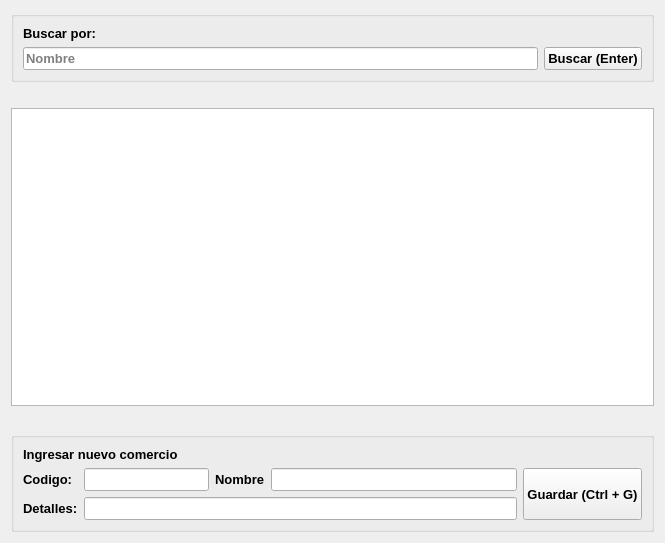
Before: the Qt Designer form gui/listas/listaUsuarios.ui in shae-ra/sindicato, drawn with Qt 5.
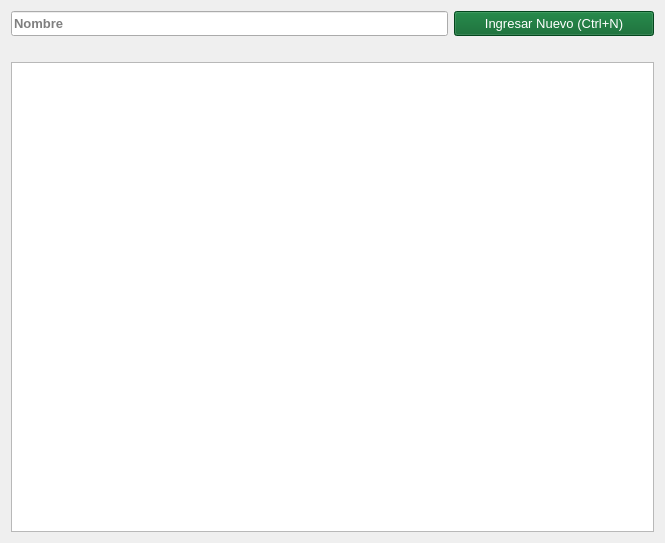
After: the same form once the commit is applied. Icons and pictures are not drawn.

Patch:
```diff
--- a/gui/listas/listaUsuarios.ui
+++ b/gui/listas/listaUsuarios.ui
@@ -13,112 +13,91 @@
   <property name="windowTitle">
    <string/>
   </property>
-  <layout class="QGridLayout" name="gridLayout_5">
+  <layout class="QGridLayout" name="gridLayout">
    <item row="0" column="0">
-    <layout class="QGridLayout" name="gridLayout_2" rowstretch="5,5,80,0,5,0">
+    <layout class="QGridLayout" name="gridLayout_2" rowstretch="5,0,95">
      <item row="0" column="0" colspan="2">
-      <widget class="QGroupBox" name="groupBox_2">
+      <widget class="QLineEdit" name="ln_buscar">
+       <property name="sizePolicy">
+        <sizepolicy hsizetype="Expanding" vsizetype="Expanding">
+         <horstretch>0</horstretch>
+         <verstretch>0</verstretch>
+        </sizepolicy>
+       </property>
        <property name="font">
         <font>
          <family>MS Shell Dlg 2</family>
          <pointsize>10</pointsize>
          <weight>75</weight>
          <bold>true</bold>
+        </font>
+       </property>
+       <property name="mouseTracking">
+        <bool>false</bool>
+       </property>
+       <property name="text">
+        <string/>
+       </property>
+       <property name="frame">
+        <bool>true</bool>
+       </property>
+       <property name="placeholderText">
+        <string>Nombre</string>
+       </property>
+      </widget>
+     </item>
+     <item row="0" column="2">
+      <widget class="QPushButton" name="btn_nuevo">
+       <property name="sizePolicy">
+        <sizepolicy hsizetype="Expanding" vsizetype="Fixed">
+         <horstretch>0</horstretch>
+         <verstretch>0</verstretch>
+        </sizepolicy>
+       </property>
+       <property name="maximumSize">
+        <size>
+         <width>200</width>
+         <height>200</height>
+        </size>
+       </property>
+       <property name="font">
+        <font>
+         <family>MS Shell Dlg 2</family>
+         <pointsize>10</pointsize>
+         <weight>50</weight>
+         <bold>false</bold>
         </font>
        </property>
        <property name="styleSheet">
-        <string notr="true"/>
+        <string notr="true">#btn_nuevo{
+background-color:#046228;
+color: #ffffff
+}
+
+#btn_nuevo:hover{
+background-color:#149144;
+}
+</string>
        </property>
-       <property name="title">
-        <string/>
+       <property name="text">
+        <string>Ingresar Nuevo (Ctrl+N)</string>
        </property>
-       <layout class="QGridLayout" name="gridLayout_3" columnstretch="90,10">
-        <item row="1" column="0">
-         <widget class="QLineEdit" name="ln_buscar">
-          <property name="sizePolicy">
-           <sizepolicy hsizetype="Expanding" vsizetype="Expanding">
-            <horstretch>0</horstretch>
-            <verstretch>0</verstretch>
-           </sizepolicy>
-          </property>
-          <property name="font">
-           <font>
-            <family>MS Shell Dlg 2</family>
-            <pointsize>10</pointsize>
-            <weight>75</weight>
-            <bold>true</bold>
-           </font>
-          </property>
-          <property name="mouseTracking">
-           <bool>false</bool>
-          </property>
-          <property name="text">
-           <string/>
-          </property>
-          <property name="frame">
-           <bool>true</bool>
-          </property>
-          <property name="placeholderText">
-           <string>Nombre</string>
-          </property>
-         </widget>
-        </item>
-        <item row="1" column="1">
-         <widget class="QPushButton" name="btn_buscar">
-          <property name="sizePolicy">
-           <sizepolicy hsizetype="Expanding" vsizetype="Expanding">
-            <horstretch>0</horstretch>
-            <verstretch>0</verstretch>
-           </sizepolicy>
-          </property>
-          <property name="font">
-           <font>
-            <family>MS Shell Dlg 2</family>
-            <pointsize>10</pointsize>
-            <weight>75</weight>
-            <bold>true</bold>
-           </font>
-          </property>
-          <property name="styleSheet">
-           <string notr="true"/>
-          </property>
-          <property name="text">
-           <string>Buscar (Enter)</string>
-          </property>
-          <property name="icon">
-           <iconset>
-            <normaloff>../../../../../.designer/iconos/search.ico</normaloff>../../../../../.designer/iconos/search.ico</iconset>
-          </property>
-          <property name="iconSize">
-           <size>
-            <width>15</width>
-            <height>15</height>
-           </size>
-          </property>
-         </widget>
-        </item>
-        <item row="0" column="0" colspan="2">
-         <widget class="QLabel" name="label_2">
-          <property name="font">
-           <font>
-            <family>MS Shell Dlg 2</family>
-            <pointsize>10</pointsize>
-            <weight>75</weight>
-            <bold>true</bold>
-           </font>
-          </property>
-          <property name="styleSheet">
-           <string notr="true"/>
-          </property>
-          <property name="text">
-           <string>Buscar por:</string>
-          </property>
-         </widget>
-        </item>
-       </layout>
+       <property name="icon">
+        <iconset>
+         <normaloff>../iconos/down.ico</normaloff>../iconos/down.ico</iconset>
+       </property>
+       <property name="iconSize">
+        <size>
+         <width>30</width>
+         <height>30</height>
+        </size>
+       </property>
+       <property name="shortcut">
+        <string>Ctrl+N</string>
+       </property>
       </widget>
      </item>
-     <item row="1" column="0" colspan="2">
+     <item row="1" column="0" colspan="3">
       <spacer name="horizontalSpacer">
        <property name="font">
         <font>
@@ -139,28 +118,7 @@
        </property>
       </spacer>
      </item>
-     <item row="3" column="0" colspan="2">
-      <spacer name="horizontalSpacer_4">
-       <property name="font">
-        <font>
-         <family>MS Shell Dlg 2</family>
-         <pointsize>10</pointsize>
-         <weight>75</weight>
-         <bold>true</bold>
-        </font>
-       </property>
-       <property name="orientation">
-        <enum>Qt::Horizontal</enum>
-       </property>
-       <property name="sizeHint" stdset="0">
-        <size>
-         <width>40</width>
-         <height>20</height>
-        </size>
-       </property>
-      </spacer>
-     </item>
-     <item row="2" column="0" colspan="2">
+     <item row="2" column="0" colspan="3">
       <widget class="QTableView" name="tbl_articulos">
        <property name="font">
         <font>
@@ -184,164 +142,6 @@
        </attribute>
       </widget>
      </item>
-     <item row="4" column="0" rowspan="2" colspan="2">
-      <widget class="QGroupBox" name="groupBox">
-       <property name="font">
-        <font>
-         <family>MS Shell Dlg 2</family>
-         <pointsize>10</pointsize>
-         <weight>75</weight>
-         <bold>true</bold>
-        </font>
-       </property>
-       <property name="title">
-        <string/>
-       </property>
-       <layout class="QGridLayout" name="gridLayout" columnstretch="90,10,0">
-        <item row="0" column="0" colspan="3">
-         <layout class="QGridLayout" name="gridLayout_4" columnstretch="0,0,0,0,0,0">
-          <item row="2" column="0">
-           <widget class="QLabel" name="label_5">
-            <property name="font">
-             <font>
-              <family>MS Shell Dlg 2</family>
-              <pointsize>10</pointsize>
-              <weight>75</weight>
-              <bold>true</bold>
-             </font>
-            </property>
-            <property name="text">
-             <string>Detalles:</string>
-            </property>
-           </widget>
-          </item>
-          <item row="1" column="4">
-           <widget class="QLineEdit" name="lineEdit_2">
-            <property name="font">
-             <font>
-              <family>MS Shell Dlg 2</family>
-              <pointsize>10</pointsize>
-              <weight>75</weight>
-              <bold>true</bold>
-             </font>
-            </property>
-           </widget>
-          </item>
-          <item row="2" column="1" colspan="4">
-           <widget class="QLineEdit" name="lineEdit_3">
-            <property name="font">
-             <font>
-              <family>MS Shell Dlg 2</family>
-              <pointsize>10</pointsize>
-              <weight>75</weight>
-              <bold>true</bold>
-             </font>
-            </property>
-           </widget>
-          </item>
-          <item row="1" column="5" rowspan="2">
-           <widget class="QPushButton" name="btn_nuevo">
-            <property name="sizePolicy">
-             <sizepolicy hsizetype="Fixed" vsizetype="Fixed">
-              <horstretch>0</horstretch>
-              <verstretch>0</verstretch>
-             </sizepolicy>
-            </property>
-            <property name="maximumSize">
-             <size>
-              <width>200</width>
-              <height>200</height>
-             </size>
-            </property>
-            <property name="font">
-             <font>
-              <family>MS Shell Dlg 2</family>
-              <pointsize>10</pointsize>
-              <weight>75</weight>
-              <bold>true</bold>
-             </font>
-            </property>
-            <property name="styleSheet">
-             <string notr="true"/>
-            </property>
-            <property name="text">
-             <string>Guardar (Ctrl + G)</string>
-            </property>
-            <property name="icon">
-             <iconset>
-              <normaloff>../../../../../.designer/iconos/save.ico</normaloff>../../../../../.designer/iconos/save.ico</iconset>
-            </property>
-            <property name="iconSize">
-             <size>
-              <width>30</width>
-              <height>30</height>
-             </size>
-            </property>
-            <property name="shortcut">
-             <string>Ctrl+N</string>
-            </property>
-           </widget>
-          </item>
-          <item row="1" column="2" colspan="2">
-           <widget class="QLabel" name="label_4">
-            <property name="font">
-             <font>
-              <family>MS Shell Dlg 2</family>
-              <pointsize>10</pointsize>
-              <weight>75</weight>
-              <bold>true</bold>
-             </font>
-            </property>
-            <property name="text">
-             <string>Nombre</string>
-            </property>
-           </widget>
-          </item>
-          <item row="1" column="0">
-           <widget class="QLabel" name="label_3">
-            <property name="font">
-             <font>
-              <family>MS Shell Dlg 2</family>
-              <pointsize>10</pointsize>
-              <weight>75</weight>
-              <bold>true</bold>
-             </font>
-            </property>
-            <property name="text">
-             <string>Codigo:</string>
-            </property>
-           </widget>
-          </item>
-          <item row="1" column="1">
-           <widget class="QLineEdit" name="lineEdit">
-            <property name="sizePolicy">
-             <sizepolicy hsizetype="Fixed" vsizetype="Fixed">
-              <horstretch>0</horstretch>
-              <verstretch>0</verstretch>
-             </sizepolicy>
-            </property>
-            <property name="font">
-             <font>
-              <family>MS Shell Dlg 2</family>
-              <pointsize>10</pointsize>
-              <weight>75</weight>
-              <bold>true</bold>
-             </font>
-            </property>
-           </widget>
-          </item>
-          <item row="0" column="0" colspan="6">
-           <widget class="QLabel" name="label">
-            <property name="text">
-             <string>Ingresar nuevo comercio</string>
-            </property>
-           </widget>
-          </item>
-         </layout>
-        </item>
-       </layout>
-      </widget>
-     </item>
     </layout>
    </item>
   </layout>
```
Left out of the diff: 2 changed lines with no effect on the pictures.
